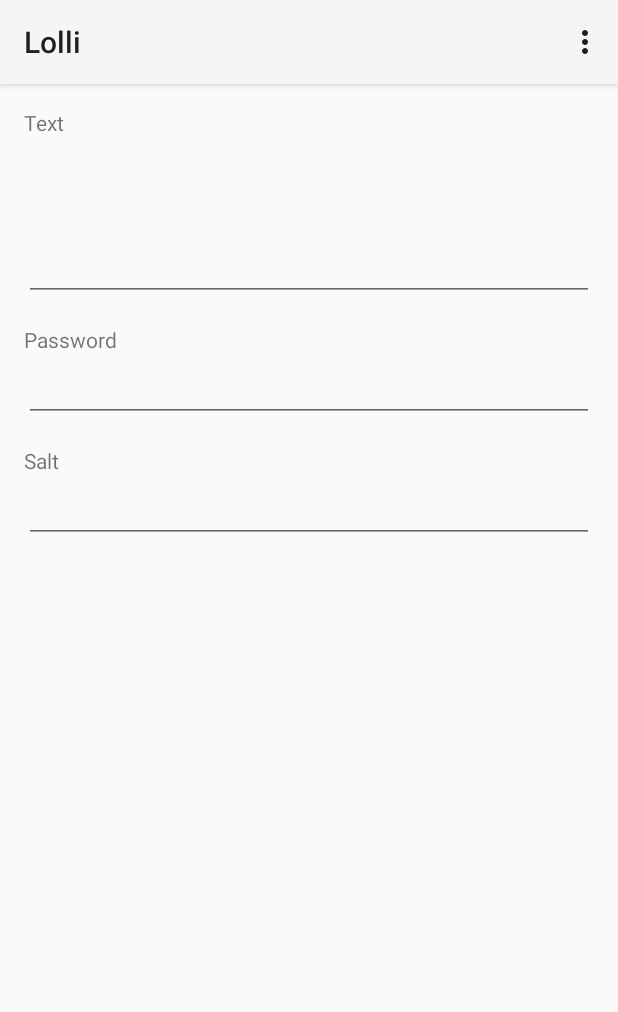
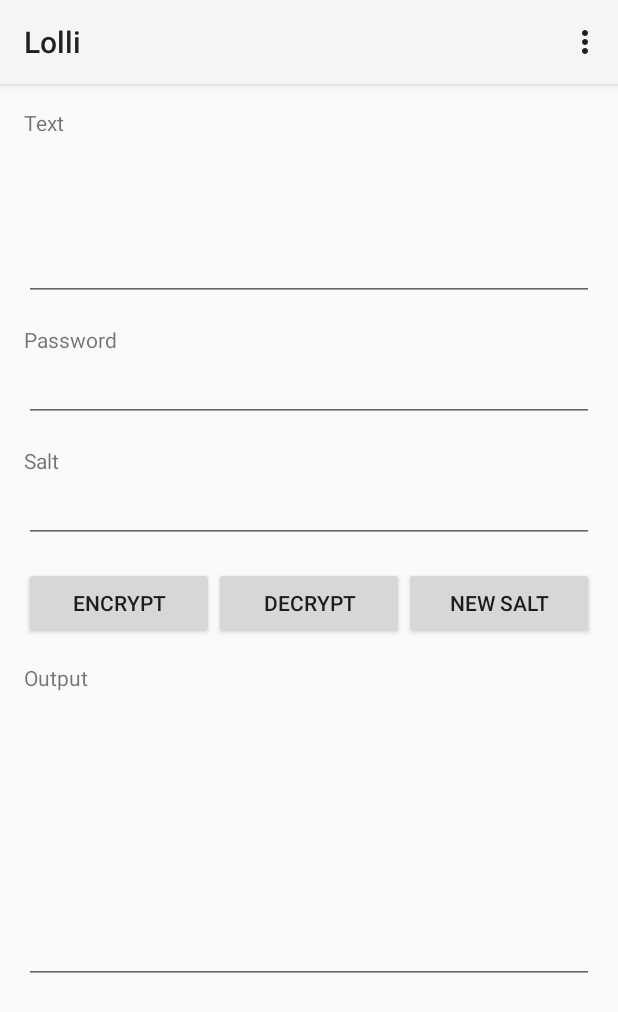
Before and after one commit to martindisch/Lolli, an Android app: the fragment EncryptionFragment shown on its own in the app's theme, on a phone screen of 412 x 824 dp. Shown: the top 1012 px of the screen. Run offline under Robolectric (Android 15) with nearby library versions, the phone set to English and light mode, and no system bars.

Commit message:
Finished encryption layout

```diff
--- a/app/src/main/res/layout/fragment_encryption.xml
+++ b/app/src/main/res/layout/fragment_encryption.xml
@@ -38,9 +38,9 @@
             android:layout_height="wrap_content"
             android:layout_below="@id/tvPassword"
             android:layout_marginBottom="@dimen/activity_horizontal_margin"
-            android:maxLines="1"
+            android:imeOptions="actionNext"
             android:inputType="textCapWords"
-            android:imeOptions="actionNext"/>
+            android:maxLines="1" />
 
         <TextView
             android:id="@+id/tvSalt"
@@ -55,9 +55,59 @@
             android:layout_height="wrap_content"
             android:layout_below="@id/tvSalt"
             android:layout_marginBottom="@dimen/activity_horizontal_margin"
-            android:maxLines="1"
+            android:imeOptions="actionDone"
             android:inputType="text"
-            android:imeOptions="actionDone"/>
+            android:maxLines="1" />
+
+        <LinearLayout
+            android:id="@+id/llButtons"
+            android:layout_width="match_parent"
+            android:layout_height="wrap_content"
+            android:layout_below="@id/etSalt"
+            android:layout_marginBottom="@dimen/activity_horizontal_margin"
+            android:orientation="horizontal"
+            android:weightSum="3">
+
+            <Button
+                android:id="@+id/bEncrypt"
+                android:layout_width="0dp"
+                android:layout_height="wrap_content"
+                android:layout_weight="1"
+                android:text="@string/encrypt" />
+
+            <Button
+                android:id="@+id/bDecrypt"
+                android:layout_width="0dp"
+                android:layout_height="wrap_content"
+                android:layout_weight="1"
+                android:text="@string/decrypt" />
+
+            <Button
+                android:id="@+id/bSalt"
+                android:layout_width="0dp"
+                android:layout_height="wrap_content"
+                android:layout_weight="1"
+                android:text="@string/generate_salt" />
+
+        </LinearLayout>
+
+        <TextView
+            android:id="@+id/tvOutput"
+            android:layout_width="wrap_content"
+            android:layout_height="wrap_content"
+            android:layout_below="@id/llButtons"
+            android:text="@string/output" />
+
+        <EditText
+            android:id="@+id/etOutput"
+            android:layout_width="match_parent"
+            android:layout_height="wrap_content"
+            android:layout_below="@id/tvOutput"
+            android:layout_marginBottom="@dimen/activity_horizontal_margin"
+            android:gravity="top"
+            android:inputType="textMultiLine|textCapSentences"
+            android:lines="8"
+            android:maxLines="8" />
 
     </RelativeLayout>
 
--- a/app/src/main/res/values/strings.xml
+++ b/app/src/main/res/values/strings.xml
@@ -19,6 +19,10 @@
     <string name="text">Text</string>
     <string name="password">Password</string>
     <string name="salt">Salt</string>
+    <string name="encrypt">Encrypt</string>
+    <string name="decrypt">Decrypt</string>
+    <string name="generate_salt">New Salt</string>
+    <string name="output">Output</string>
 
     <string-array name="names">
         <item>Yadomi</item>
```
